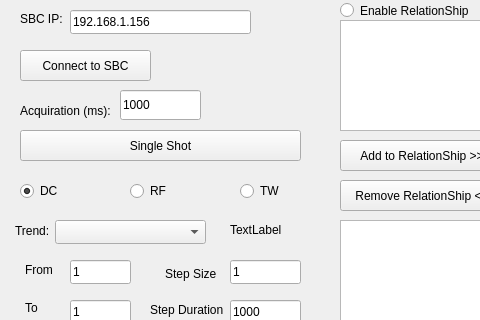
The window that autotrend.ui (MOBILionSystems/MIPS-app-MOBILion) describes before a commit, drawn with Qt 5; both pictures show x 0 to 480 and y 0 to 320 of the 700 by 500 pixel window.
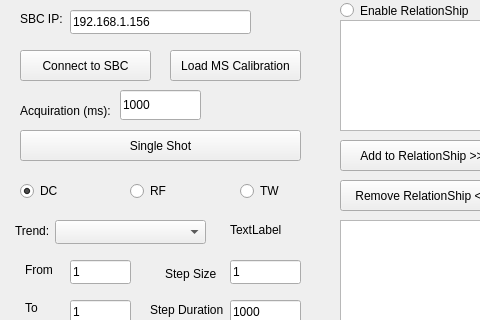
The same window after the commit.

Commit message: HDF5 and calibration added

Patch:
```diff
--- a/autotrend.ui
+++ b/autotrend.ui
@@ -468,6 +468,19 @@
     <string>1000</string>
    </property>
   </widget>
+  <widget class="QPushButton" name="loadMsCalibrationButton">
+   <property name="geometry">
+    <rect>
+     <x>170</x>
+     <y>50</y>
+     <width>131</width>
+     <height>31</height>
+    </rect>
+   </property>
+   <property name="text">
+    <string>Load MS Calibration</string>
+   </property>
+  </widget>
  </widget>
  <resources/>
  <connections/>
```
The commit also changes 12 other files.
